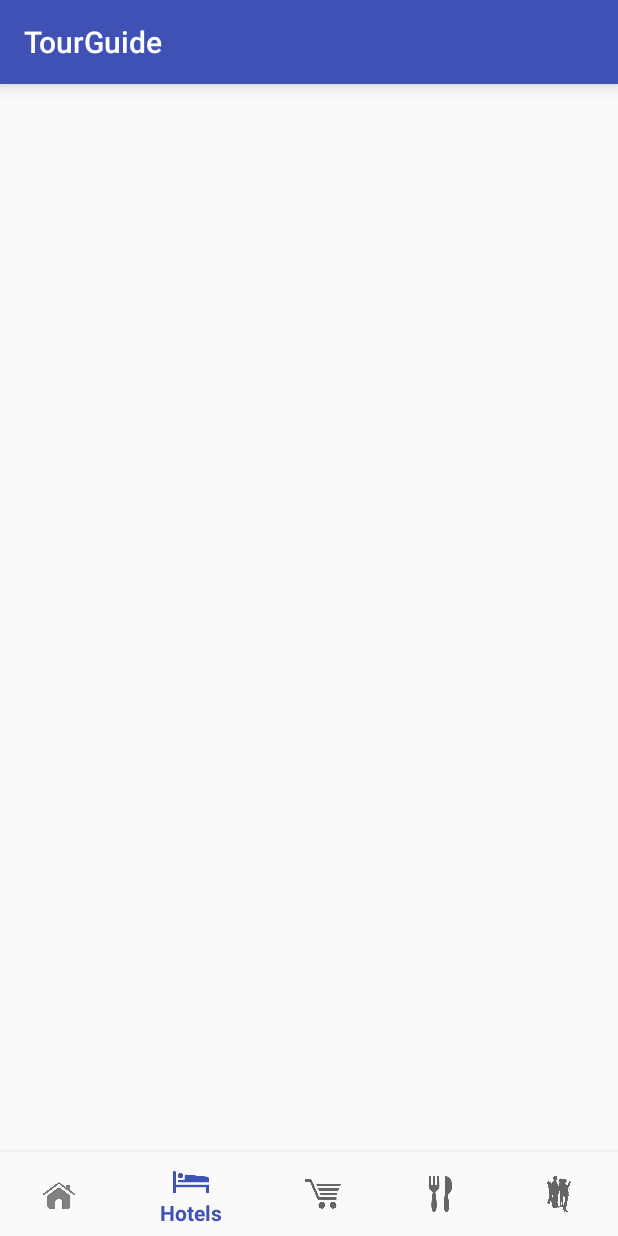
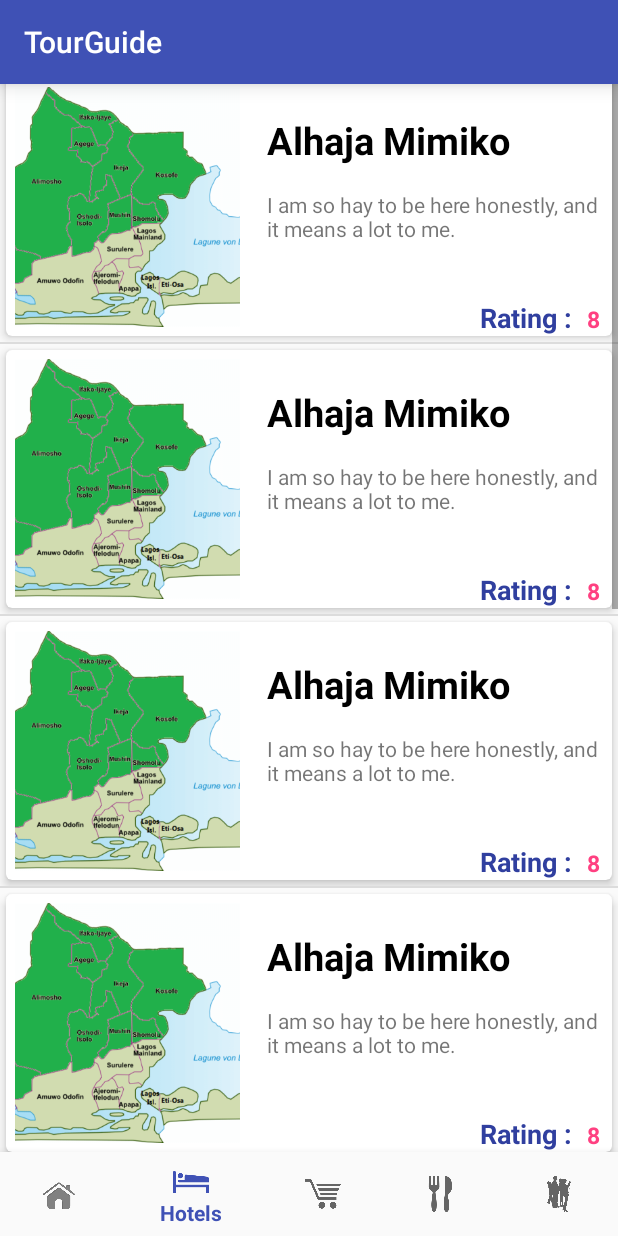
Before and after one commit to adolphchris19/TourGuide, an Android app: the screen it shows after launch (MainActivity), item 2 of the bottom bar chosen, on a phone screen of 412 x 824 dp. Run offline under Robolectric (Android 15) with nearby library versions, the phone set to English and light mode, and no system bars.

Commit message:
Progress recorded

```diff
--- a/app/src/main/java/com/adolphchris/android/tourguide/HotelsFragment.java
+++ b/app/src/main/java/com/adolphchris/android/tourguide/HotelsFragment.java
@@ -7,9 +7,15 @@ import android.support.v4.app.Fragment;
 import android.view.LayoutInflater;
 import android.view.View;
 import android.view.ViewGroup;
+import android.widget.ListView;
+
+import java.util.ArrayList;
 
 public class HotelsFragment extends Fragment {
 
+    public HotelsFragment(){
+
+    }
 
     @Nullable
     @Override
@@ -17,6 +23,26 @@ public class HotelsFragment extends Fragment {
         View view = inflater.inflate(R.layout.fragment_hotels, container, false);
 
 
+        final ArrayList<ListData> listData = new ArrayList<>();
+
+        listData.add(new ListData(R.drawable.lagosmap, getContext().getString(R.string.hotel_name), getContext().getString(R.string.hotel_desc), getContext().getString(R.string.rating), getContext().getString(R.string.rate)));
+        listData.add(new ListData(R.drawable.lagosmap, getContext().getString(R.string.hotel_name), getContext().getString(R.string.hotel_desc), getContext().getString(R.string.rating), getContext().getString(R.string.rate)));
+        listData.add(new ListData(R.drawable.lagosmap, getContext().getString(R.string.hotel_name), getContext().getString(R.string.hotel_desc), getContext().getString(R.string.rating), getContext().getString(R.string.rate)));
+        listData.add(new ListData(R.drawable.lagosmap, getContext().getString(R.string.hotel_name), getContext().getString(R.string.hotel_desc), getContext().getString(R.string.rating), getContext().getString(R.string.rate)));
+        listData.add(new ListData(R.drawable.lagosmap, getContext().getString(R.string.hotel_name), getContext().getString(R.string.hotel_desc), getContext().getString(R.string.rating), getContext().getString(R.string.rate)));
+        listData.add(new ListData(R.drawable.lagosmap, getContext().getString(R.string.hotel_name), getContext().getString(R.string.hotel_desc), getContext().getString(R.string.rating), getContext().getString(R.string.rate)));
+        listData.add(new ListData(R.drawable.lagosmap, getContext().getString(R.string.hotel_name), getContext().getString(R.string.hotel_desc), getContext().getString(R.string.rating), getContext().getString(R.string.rate)));
+        listData.add(new ListData(R.drawable.lagosmap, getContext().getString(R.string.hotel_name), getContext().getString(R.string.hotel_desc), getContext().getString(R.string.rating), getContext().getString(R.string.rate)));
+
+
+
+        ListViewAdapter adapter = new ListViewAdapter(getActivity(), R.layout.list_template, listData);
+
+        ListView listView = (ListView) view.findViewById(R.id.hotel_List);
+
+        listView.setAdapter(adapter);
+
+
         return view;
     }
 
--- a/app/src/main/java/com/adolphchris/android/tourguide/ListViewAdapter.java
+++ b/app/src/main/java/com/adolphchris/android/tourguide/ListViewAdapter.java
@@ -14,7 +14,7 @@ import java.util.ArrayList;
 
 public class ListViewAdapter  extends ArrayAdapter<ListData> {
 
-    public ListViewAdapter(Context context, ArrayList<ListData> users) {
+    public ListViewAdapter(Context context, int list_template, ArrayList<ListData> users) {
         super(context, 0, users);
     }
 
--- a/app/src/main/res/layout/fragment_hotels.xml
+++ b/app/src/main/res/layout/fragment_hotels.xml
@@ -2,7 +2,8 @@
 <RelativeLayout
     xmlns:android="http://schemas.android.com/apk/res/android"
     android:layout_width="match_parent"
-    android:layout_height="match_parent">
+    android:layout_height="match_parent"
+    android:layout_marginTop="48dp">
 
     <ListView
         android:id="@+id/hotel_List"
--- a/app/src/main/res/layout/list_template.xml
+++ b/app/src/main/res/layout/list_template.xml
@@ -1,8 +1,18 @@
 <?xml version="1.0" encoding="utf-8"?>
+
+<RelativeLayout
+    xmlns:android="http://schemas.android.com/apk/res/android"
+    android:layout_width="match_parent"
+    android:layout_height="180dp"
+    android:layout_marginTop="4dp"
+    android:layout_marginStart="4dp"
+    android:layout_marginEnd="4dp"
+    xmlns:app="http://schemas.android.com/apk/res-auto">
+
     <android.support.v7.widget.CardView
         xmlns:android="http://schemas.android.com/apk/res/android"
         android:layout_width="match_parent"
-    android:layout_height="wrap_content"
+        android:layout_height="180dp"
         android:layout_margin="4dp"
         app:cardElevation="4dp"
         app:cardCornerRadius="4dp"
@@ -15,7 +25,7 @@
             <ImageView
                 android:id="@+id/image_widget"
                 android:layout_width="150dp"
-            android:layout_height="150dp"
+                android:layout_height="match_parent"
                 android:layout_margin="6dp"
                 android:scaleType="centerCrop"
                 android:src="@drawable/explore"/>
@@ -47,6 +57,26 @@
 
             </LinearLayout>
 
+            <LinearLayout
+                android:id="@+id/linearLayout_two"
+                android:layout_width="wrap_content"
+                android:layout_height="wrap_content"
+                android:orientation="horizontal"
+                android:layout_marginEnd="8dp"
+                android:layout_alignParentEnd="true"
+                android:layout_alignParentBottom="true"
+                android:layout_marginBottom="16dp">
+                <TextView
+                    android:id="@+id/textRating_widget"
+                    android:layout_width="wrap_content"
+                    android:layout_height="wrap_content"
+                    android:text="@string/rating"
+                    android:textSize="18sp"
+                    android:layout_marginTop="20dp"
+                    android:layout_marginEnd="10dp"
+                    android:textColor="@color/colorPrimaryDark"
+                    android:textStyle="bold"/>
+
                 <TextView
                     android:id="@+id/textRatingNumber_widget"
                     android:layout_width="wrap_content"
@@ -55,22 +85,17 @@
                     android:textStyle="bold"
                     android:textSize="15sp"
                     android:textColor="@color/colorAccent"
-            android:layout_toEndOf="@id/linearLayout"
-            android:layout_below="@id/linearLayout"
-            android:layout_marginTop="23dp" />
-        <TextView
-            android:id="@+id/textRating_widget"
-            android:layout_width="wrap_content"
-            android:layout_height="wrap_content"
-            android:text="@string/rating"
-            android:textSize="18sp"
-            android:layout_below="@id/linearLayout"
-            android:layout_toStartOf="@id/textRatingNumber_widget"
-            android:layout_marginTop="20dp"
-            android:layout_marginEnd="10dp"
-            android:textColor="@color/colorPrimaryDark"
-            android:textStyle="bold"/>
+                    android:layout_marginTop="20dp" />
+
+
+            </LinearLayout>
+
+
 
         </RelativeLayout>
 
     </android.support.v7.widget.CardView>
+
+
+
+</RelativeLayout>
--- a/app/src/main/res/values/strings.xml
+++ b/app/src/main/res/values/strings.xml
@@ -52,5 +52,7 @@ Area code: 010
     <string name="hello_blank_fragment">Hello world</string>
     <string name="rating">Rating : </string>
     <string name="rating_number">4.5</string>
-
+    <string name="hotel_name">Alhaja Mimiko</string>
+    <string name="hotel_desc">I am so hay to be here honestly, and it means a lot to me.</string>
+    <string name="rate">8</string>
 </resources>
```
Also changed, not shown: app/src/main/java/com/adolphchris/android/tourguide/ViewAdapter.java (deleted, +0 -81 lines). Lines whose indentation alone changed are shown as unchanged.
